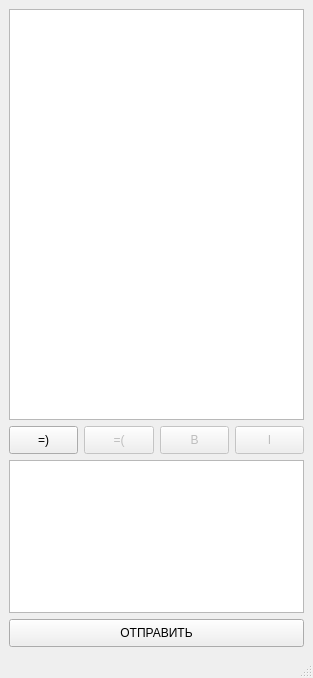
This is GUI/chat.ui in IgorChavychalov/Messenger as Qt 5 draws it before an edit. The edited form follows.
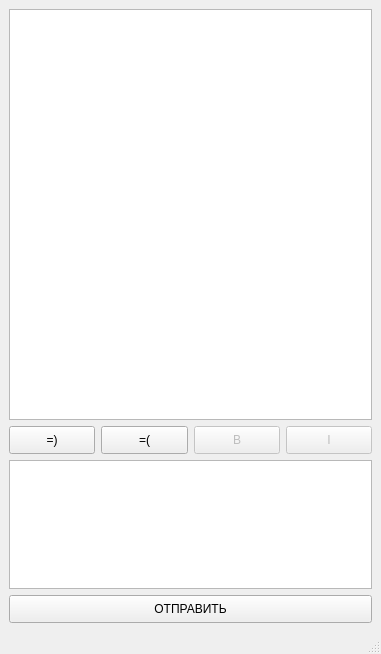
This is the edited form.

Commit message: включены кнопки для смайликов

Patch:
```diff
--- a/GUI/chat.ui
+++ b/GUI/chat.ui
@@ -6,8 +6,8 @@
    <rect>
     <x>0</x>
     <y>0</y>
-    <width>313</width>
-    <height>678</height>
+    <width>381</width>
+    <height>654</height>
    </rect>
   </property>
   <property name="windowTitle">
@@ -58,7 +58,7 @@
       <item>
        <widget class="QPushButton" name="btnMelancholy">
         <property name="enabled">
-         <bool>false</bool>
+         <bool>true</bool>
         </property>
         <property name="sizePolicy">
          <sizepolicy hsizetype="Preferred" vsizetype="Preferred">
```
Left out of the diff: 2 changed lines with no effect on the pictures.
